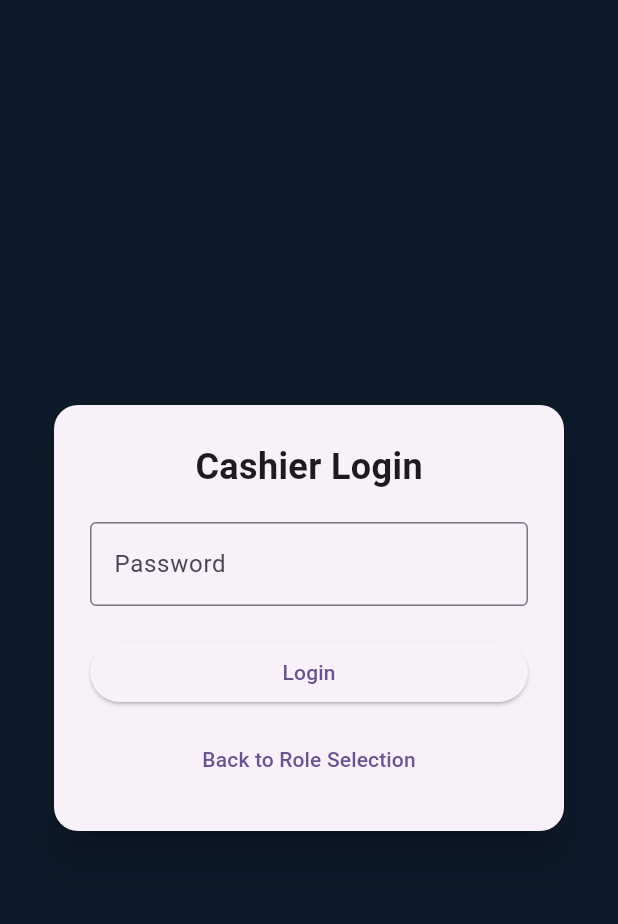
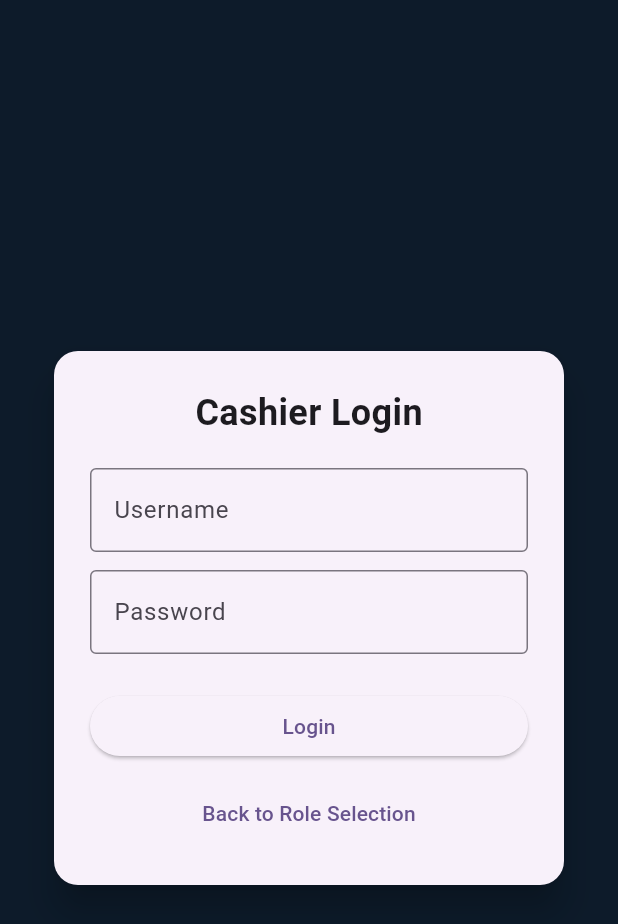
Before and after one commit to Inscode/POS_Flutter_old, a Flutter app: the screen it shows after launch, after a tap on "Cashier", on a phone screen of 412 x 824 dp. Shown: the top 924 px of the screen. Run offline on Flutter 3.47's test engine with Material 3 defaults, Android fonts, the phone set to English and light mode, and no system bars; accounts and stored records are empty.

```diff
--- /dev/null
+++ b/lib/core/services/auth_service.dart
@@ -0,0 +1,41 @@
+import 'package:flutter/material.dart';
+
+// User model to store the logged-in user's details
+class User {
+  final String username;
+  final String role;
+  User(this.username, this.role);
+}
+
+class AuthService with ChangeNotifier {
+  User? _currentUser;
+
+  User? get currentUser => _currentUser;
+
+  // Hardcoded user credentials
+  final Map<String, Map<String, String>> _users = {
+    'cashier': {'password': 'cash123', 'role': 'Cashier'},
+    'stock': {'password': 'stock123', 'role': 'StockKeeper'},
+    'manager': {'password': 'manager123', 'role': 'Manager'},
+    'admin': {'password': 'admin123', 'role': 'Admin'},
+  };
+
+  // Login method that checks credentials
+  Future<bool> login(String username, String password) async {
+    final user = _users[username];
+
+    // Check if the username exists and the password matches
+    if (user != null && user['password'] == password) {
+      _currentUser = User(username, user['role']!);
+      notifyListeners();
+      return true;
+    }
+    return false;
+  }
+
+  // Logout method to clear the user data
+  void logout() {
+    _currentUser = null;
+    notifyListeners();
+  }
+}
--- /dev/null
+++ b/lib/features/auth/login_page.dart
@@ -0,0 +1,128 @@
+import 'package:flutter/material.dart';
+import 'package:provider/provider.dart';
+import '../../core/services/auth_service.dart';
+
+class LoginPage extends StatefulWidget {
+  final String role; // The role passed from POSHomePage
+
+  const LoginPage({super.key, required this.role});
+
+  @override
+  State<LoginPage> createState() => _LoginPageState();
+}
+
+class _LoginPageState extends State<LoginPage> {
+  final _usernameController = TextEditingController();
+  final _passwordController = TextEditingController();
+  String? _error;
+
+  // Submit login credentials
+  void _submitLogin() async {
+    final username = _usernameController.text.trim();
+    final password = _passwordController.text.trim();
+    final auth = Provider.of<AuthService>(context, listen: false);
+
+    bool success = await auth.login(username, password);
+
+    if (success) {
+      final loggedInRole = auth.currentUser!.role;
+
+      // Only allow login if the role matches
+      if (loggedInRole != widget.role) {
+        setState(() => _error = "You are not authorized for this role.");
+        auth.logout();
+        return;
+      }
+
+      // Navigate to the correct dashboard
+      switch (loggedInRole) {
+        case 'StockKeeper':
+          Navigator.pushReplacementNamed(context, '/stockkeeper');
+          break;
+        case 'Cashier':
+          Navigator.pushReplacementNamed(context, '/cashier');
+          break;
+        case 'Admin':
+          Navigator.pushReplacementNamed(context, '/admin');
+          break;
+        case 'Manager':
+          Navigator.pushReplacementNamed(context, '/manager');
+          break;
+      }
+    } else {
+      setState(() => _error = 'Invalid username or password');
+    }
+  }
+
+  @override
+  Widget build(BuildContext context) {
+    final isWide = MediaQuery.of(context).size.width > 600;
+
+    return Scaffold(
+      backgroundColor: const Color(0xFF0D1B2A),
+      body: Center(
+        child: SingleChildScrollView(
+          child: Container(
+            constraints: BoxConstraints(maxWidth: isWide ? 400 : double.infinity),
+            padding: const EdgeInsets.all(32),
+            child: Card(
+              shape: RoundedRectangleBorder(borderRadius: BorderRadius.circular(16)),
+              elevation: 10,
+              child: Padding(
+                padding: const EdgeInsets.all(24),
+                child: Column(
+                  mainAxisSize: MainAxisSize.min,
+                  children: [
+                    Text(
+                      '${widget.role} Login',
+                      style: const TextStyle(
+                        fontSize: 24,
+                        fontWeight: FontWeight.bold,
+                      ),
+                    ),
+                    const SizedBox(height: 20),
+                    TextField(
+                      controller: _usernameController,
+                      decoration: const InputDecoration(
+                        labelText: 'Username',
+                        border: OutlineInputBorder(),
+                      ),
+                    ),
+                    const SizedBox(height: 12),
+                    TextField(
+                      controller: _passwordController,
+                      obscureText: true,
+                      textInputAction: TextInputAction.done,
+                      onSubmitted: (_) => _submitLogin(),
+                      decoration: const InputDecoration(
+                        labelText: 'Password',
+                        border: OutlineInputBorder(),
+                      ),
+                    ),
+                    if (_error != null) ...[
+                      const SizedBox(height: 8),
+                      Text(_error!, style: const TextStyle(color: Colors.red)),
+                    ],
+                    const SizedBox(height: 24),
+                    SizedBox(
+                      width: double.infinity,
+                      child: ElevatedButton(
+                        onPressed: _submitLogin,
+                        child: const Text('Login'),
+                      ),
+                    ),
+                    const SizedBox(height: 10),
+                    TextButton(
+                      onPressed: () => Navigator.pop(context),
+                      child: const Text('Back to Role Selection'),
+                    ),
+                  ],
+                ),
+              ),
+            ),
+          ),
+        ),
+      ),
+    );
+  }
+}
--- a/lib/features/home/pos_home.dart
+++ b/lib/features/home/pos_home.dart
@@ -1,5 +1,5 @@
 import 'package:flutter/material.dart';
-import '../../features/login/auth/login_page.dart'; // ✅ Import the login page
+import '../auth/login_page.dart'; // Adjust the import path
 
 class POSHomePage extends StatelessWidget {
   const POSHomePage({super.key});
@@ -29,10 +29,16 @@ class POSHomePage extends StatelessWidget {
                     runSpacing: 20,
                     children: const [
                       RoleCard(
-                        title: 'Stock Keeper',
+                        title: 'StockKeeper',
                         subtitle: 'Manage Stock',
                         icon: Icons.inventory_2,
                         color: Colors.orange,
+                      ),
+                      RoleCard(
+                        title: 'Cashier',
+                        subtitle: 'Quick Billing',
+                        icon: Icons.receipt_long,
+                        color: Colors.green,
                       ),
                       RoleCard(
                         title: 'Admin',
@@ -45,12 +51,6 @@ class POSHomePage extends StatelessWidget {
                         subtitle: 'Oversee Sales',
                         icon: Icons.supervisor_account,
                         color: Colors.blue,
-                      ),
-                      RoleCard(
-                        title: 'Cashier',
-                        subtitle: 'Quick Billing',
-                        icon: Icons.receipt_long,
-                        color: Colors.green,
                       ),
                     ],
                   ),
@@ -100,7 +100,7 @@ class RoleCard extends StatelessWidget {
           Navigator.push(
             context,
             MaterialPageRoute(
-              builder: (_) => LoginPage(role: title), // ✅ Navigate to login with role
+              builder: (_) => LoginPage(role: title), // Pass the role here
             ),
           );
         },
--- a/lib/features/login/auth/login_page.dart
+++ /dev/null
@@ -1,106 +0,0 @@
-import 'package:flutter/material.dart';
-
-class LoginPage extends StatefulWidget {
-  final String role;
-
-  const LoginPage({super.key, required this.role});
-
-  @override
-  State<LoginPage> createState() => _LoginPageState();
-}
-
-class _LoginPageState extends State<LoginPage> {
-  final TextEditingController _passwordController = TextEditingController();
-  final FocusNode _focusNode = FocusNode();
-
-  final Map<String, String> _rolePasswords = {
-    'Admin': 'admin123',
-    'Cashier': 'cash123',
-    'Manager': 'manager123',
-    'Stock Keeper': 'stock123',
-  };
-
-  void _submitLogin() {
-    final enteredPassword = _passwordController.text.trim();
-    final expectedPassword = _rolePasswords[widget.role];
-
-    if (enteredPassword == expectedPassword) {
-      ScaffoldMessenger.of(context).showSnackBar(
-        SnackBar(content: Text('${widget.role} logged in successfully!')),
-      );
-      Navigator.pop(context); // TODO: navigate to dashboard
-    } else {
-      ScaffoldMessenger.of(context).showSnackBar(
-        const SnackBar(content: Text('Incorrect password.')),
-      );
-    }
-  }
-
-  @override
-  void dispose() {
-    _passwordController.dispose();
-    _focusNode.dispose();
-    super.dispose();
-  }
-
-  @override
-  Widget build(BuildContext context) {
-    final isWide = MediaQuery.of(context).size.width > 600;
-
-    return Scaffold(
-      backgroundColor: const Color(0xFF0D1B2A),
-      body: Center(
-        child: SingleChildScrollView(
-          child: Container(
-            constraints: BoxConstraints(maxWidth: isWide ? 400 : double.infinity),
-            padding: const EdgeInsets.all(32),
-            child: Card(
-              shape: RoundedRectangleBorder(borderRadius: BorderRadius.circular(16)),
-              elevation: 10,
-              child: Padding(
-                padding: const EdgeInsets.all(24),
-                child: Column(
-                  mainAxisSize: MainAxisSize.min,
-                  children: [
-                    Text(
-                      '${widget.role} Login',
-                      style: const TextStyle(
-                        fontSize: 24,
-                        fontWeight: FontWeight.bold,
-                      ),
-                    ),
-                    const SizedBox(height: 20),
-                    TextField(
-                      controller: _passwordController,
-                      focusNode: _focusNode,
-                      obscureText: true,
-                      textInputAction: TextInputAction.done,
-                      onSubmitted: (_) => _submitLogin(), // ✅ Press enter submits
-                      decoration: const InputDecoration(
-                        labelText: 'Password',
-                        border: OutlineInputBorder(),
-                      ),
-                    ),
-                    const SizedBox(height: 20),
-                    SizedBox(
-                      width: double.infinity,
-                      child: ElevatedButton(
-                        onPressed: _submitLogin,
-                        child: const Text('Login'),
-                      ),
-                    ),
-                    const SizedBox(height: 10),
-                    TextButton(
-                      onPressed: () => Navigator.pop(context),
-                      child: const Text('Back to Role Selection'),
-                    ),
-                  ],
-                ),
-              ),
-            ),
-          ),
-        ),
-      ),
-    );
-  }
-}
--- a/lib/main.dart
+++ b/lib/main.dart
@@ -1,9 +1,15 @@
-// lib/main.dart
 import 'package:flutter/material.dart';
-import 'features/home/pos_home.dart'; // ✅ Import POSHomePage
+import 'package:provider/provider.dart';
+import 'core/services/auth_service.dart';
+import 'routes/app_routes.dart';
 
 void main() {
-  runApp(const MyApp());
+  runApp(
+    ChangeNotifierProvider(
+      create: (_) => AuthService(),
+      child: const MyApp(),
+    ),
+  );
 }
 
 class MyApp extends StatelessWidget {
@@ -18,7 +24,8 @@ class MyApp extends StatelessWidget {
         colorScheme: ColorScheme.fromSeed(seedColor: Colors.deepPurple),
         useMaterial3: true,
       ),
-      home: const POSHomePage(), // ✅ Start directly with the home page
+      initialRoute: '/',
+      onGenerateRoute: (settings) => AppRoutes.generateRoute(settings, context),
     );
   }
 }
--- /dev/null
+++ b/lib/routes/app_routes.dart
@@ -0,0 +1,36 @@
+import 'package:flutter/material.dart';
+import 'package:provider/provider.dart';
+import '../core/services/auth_service.dart';
+import '../features/home/pos_home.dart';
+import '../features/auth/login_page.dart';
+import '../features/stockkeeper/stockkeeper_dashboard.dart';
+import '../features/cashier/cashier_dashboard.dart';
+// import '../features/admin/admin_dashboard.dart';
+
+class AppRoutes {
+  static Route<dynamic> generateRoute(RouteSettings settings, BuildContext context) {
+    final auth = Provider.of<AuthService>(context, listen: false);
+    final user = auth.currentUser;
+
+    switch (settings.name) {
+      case '/':
+        return MaterialPageRoute(builder: (_) => const POSHomePage());
+      case '/login':
+        return MaterialPageRoute(builder: (_) => const LoginPage(role: 'StockKeeper'));
+      case '/stockkeeper':
+        if (user != null && user.role == 'StockKeeper') {
+          return MaterialPageRoute(builder: (_) => const StockkeeperDashboard());
+        }
+        break;
+      case '/cashier':
+        if (user != null && user.role == 'Cashier') {
+          return MaterialPageRoute(builder: (_) => const CashierDashboard());
+        }
+        break;
+      //
+
+    }
+
+    return MaterialPageRoute(builder: (_) => const POSHomePage());
+  }
+}
```
Also changed, not shown: lib/features/cashier/cashier_dashboard.dart (added, +13 -0 lines), lib/features/stockkeeper/stockkeeper_dashboard.dart (added, +13 -0 lines), pubspec.yaml (+4 -65 lines), pubspec.lock.
